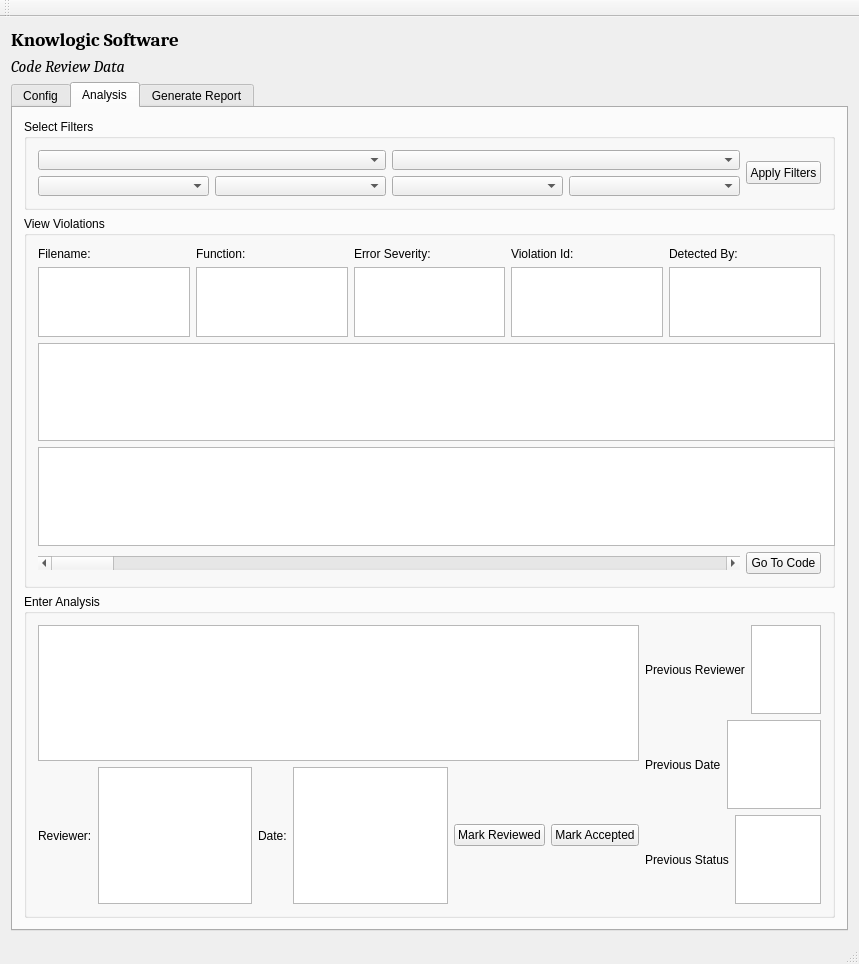
Above: crmainwindow.ui from jvahue/codereview1 before the change. Below: the same form after it.
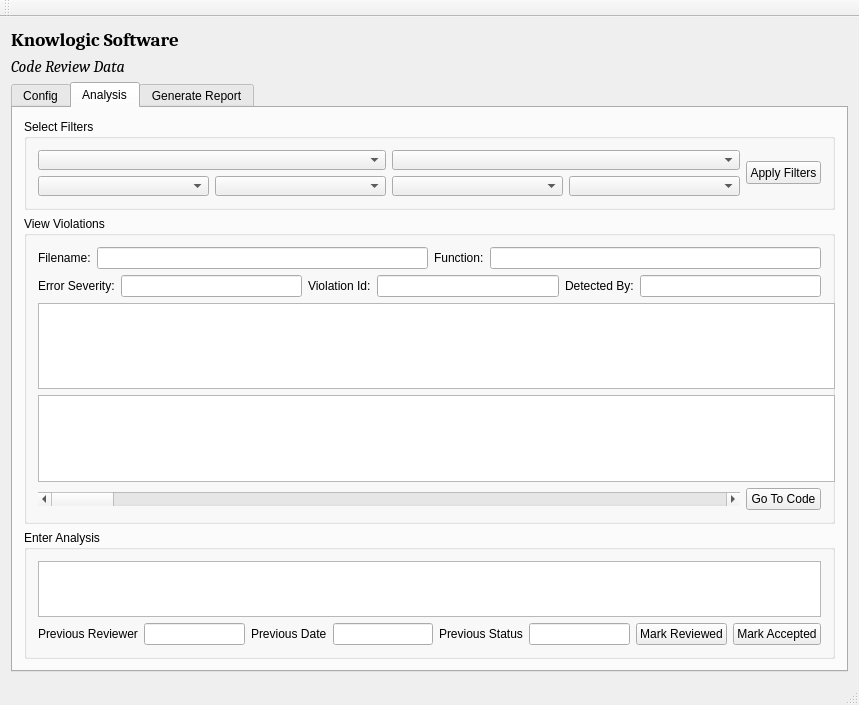
That is the form after the change. The open tabs and pages were chosen to show the change.

What changed in the file:
```diff
--- a/crmainwindow.ui
+++ b/crmainwindow.ui
@@ -7,7 +7,7 @@
     <x>0</x>
     <y>0</y>
     <width>855</width>
-    <height>964</height>
+    <height>705</height>
    </rect>
   </property>
   <property name="windowTitle">
@@ -120,33 +120,7 @@
                   </widget>
                  </item>
                  <item>
-                  <widget class="QTextBrowser" name="textBrowser_ProjFile">
-                   <property name="minimumSize">
-                    <size>
-                     <width>591</width>
-                     <height>0</height>
-                    </size>
-                   </property>
-                   <property name="maximumSize">
-                    <size>
-                     <width>591</width>
-                     <height>29</height>
-                    </size>
-                   </property>
-                  </widget>
-                 </item>
-                 <item>
-                  <spacer name="horizontalSpacer_3">
-                   <property name="orientation">
-                    <enum>Qt::Horizontal</enum>
-                   </property>
-                   <property name="sizeHint" stdset="0">
-                    <size>
-                     <width>40</width>
-                     <height>20</height>
-                    </size>
-                   </property>
-                  </spacer>
+                  <widget class="QLineEdit" name="projectFileNameEditor"/>
                  </item>
                  <item>
                   <widget class="QPushButton" name="pushButton_pFileBrowse">
@@ -205,93 +179,59 @@
             </property>
             <layout class="QVBoxLayout" name="verticalLayout_15">
              <item>
-              <layout class="QVBoxLayout" name="verticalLayout_3">
-               <item>
-                <layout class="QHBoxLayout" name="horizontalLayout_9">
-                 <item>
+              <layout class="QGridLayout" name="gridLayout">
+               <item row="0" column="0">
+                <widget class="QLabel" name="label_9">
+                 <property name="text">
+                  <string>Total Violations</string>
+                 </property>
+                </widget>
+               </item>
+               <item row="1" column="0">
+                <widget class="QLabel" name="label_8">
+                 <property name="text">
+                  <string>Accepted Violations</string>
+                 </property>
+                </widget>
+               </item>
+               <item row="2" column="0">
+                <widget class="QLabel" name="label_11">
+                 <property name="text">
+                  <string>Reviewed Violations</string>
+                 </property>
+                </widget>
+               </item>
+               <item row="3" column="0">
                   <widget class="QLabel" name="label_10">
                    <property name="text">
-                    <string>TOTAL number of violations :</string>
+                  <string>Removed Violations</string>
                    </property>
                   </widget>
                  </item>
-                 <item>
-                  <widget class="QTextBrowser" name="textBrowser_Total">
-                   <property name="maximumSize">
-                    <size>
-                     <width>139</width>
-                     <height>29</height>
-                    </size>
-                   </property>
-                  </widget>
-                 </item>
-                </layout>
+               <item row="3" column="1">
+                <widget class="QLineEdit" name="removedViolations"/>
+               </item>
+               <item row="2" column="1">
+                <widget class="QLineEdit" name="reviewedViolations"/>
                </item>
-               <item>
-                <layout class="QHBoxLayout" name="horizontalLayout_10">
-                 <item>
-                  <widget class="QLabel" name="label_13">
-                   <property name="text">
-                    <string>Number of records Accepted :</string>
-                   </property>
-                  </widget>
-                 </item>
-                 <item>
-                  <widget class="QTextBrowser" name="textBrowser_Accepted">
-                   <property name="maximumSize">
-                    <size>
-                     <width>139</width>
-                     <height>29</height>
-                    </size>
-                   </property>
-                  </widget>
-                 </item>
-                </layout>
-               </item>
-               <item>
-                <layout class="QHBoxLayout" name="horizontalLayout_11">
-                 <item>
-                  <widget class="QLabel" name="label_12">
-                   <property name="text">
-                    <string>Number of records Reviewed :</string>
-                   </property>
-                  </widget>
-                 </item>
-                 <item>
-                  <widget class="QTextBrowser" name="textBrowser_Reviewed">
-                   <property name="maximumSize">
-                    <size>
-                     <width>137</width>
-                     <height>29</height>
-                    </size>
-                   </property>
-                  </widget>
-                 </item>
-                </layout>
-               </item>
-               <item>
-                <layout class="QHBoxLayout" name="horizontalLayout_23">
-                 <item>
-                  <spacer name="horizontalSpacer_6">
+               <item row="1" column="1">
+                <widget class="QLineEdit" name="acceptedViolations"/>
+               </item>
+               <item row="0" column="1">
+                <widget class="QLineEdit" name="totalViolations"/>
+               </item>
+               <item row="1" column="2">
+                <spacer name="horizontalSpacer_3">
                    <property name="orientation">
                     <enum>Qt::Horizontal</enum>
                    </property>
                    <property name="sizeHint" stdset="0">
                     <size>
-                     <width>498</width>
+                   <width>40</width>
                      <height>20</height>
                     </size>
                    </property>
                   </spacer>
-                 </item>
-                 <item>
-                  <widget class="QPushButton" name="pushButton_Statistics">
-                   <property name="text">
-                    <string>Update Statistics</string>
-                   </property>
-                  </widget>
-                 </item>
-                </layout>
                </item>
               </layout>
              </item>
@@ -319,10 +259,16 @@
             <layout class="QVBoxLayout" name="verticalLayout_23">
              <item>
               <layout class="QHBoxLayout" name="horizontalLayout_3">
+               <property name="topMargin">
+                <number>0</number>
+               </property>
                <item>
                 <layout class="QVBoxLayout" name="verticalLayout_2">
                  <item>
                   <layout class="QHBoxLayout" name="horizontalLayout">
+                   <property name="topMargin">
+                    <number>0</number>
+                   </property>
                    <item>
                     <widget class="QComboBox" name="comboBox_Filename"/>
                    </item>
@@ -383,9 +329,10 @@
              <item>
               <layout class="QVBoxLayout" name="verticalLayout_8">
                <item>
-                <layout class="QHBoxLayout" name="horizontalLayout_filtervalues">
-                 <item>
-                  <layout class="QVBoxLayout" name="verticalLayout_fnameandbox">
+                <layout class="QHBoxLayout" name="horizontalLayout_10">
+                 <property name="topMargin">
+                  <number>0</number>
+                 </property>
                    <item>
                     <widget class="QLabel" name="label_Filename">
                      <property name="text">
@@ -394,12 +341,8 @@
                     </widget>
                    </item>
                    <item>
-                    <widget class="QTextBrowser" name="textBrowser_Filename"/>
-                   </item>
-                  </layout>
-                 </item>
-                 <item>
-                  <layout class="QVBoxLayout" name="verticalLayout_fnnameandbox">
+                  <widget class="QLineEdit" name="textBrowser_Filename"/>
+                 </item>
                    <item>
                     <widget class="QLabel" name="label_Function">
                      <property name="text">
@@ -408,12 +351,15 @@
                     </widget>
                    </item>
                    <item>
-                    <widget class="QTextBrowser" name="textBrowser_Function"/>
+                  <widget class="QLineEdit" name="textBrowser_Function"/>
                    </item>
                   </layout>
                  </item>
                  <item>
-                  <layout class="QVBoxLayout" name="verticalLayout_severityandbox">
+                <layout class="QHBoxLayout" name="horizontalLayout_11">
+                 <property name="topMargin">
+                  <number>0</number>
+                 </property>
                    <item>
                     <widget class="QLabel" name="label_6">
                      <property name="text">
@@ -422,12 +368,8 @@
                     </widget>
                    </item>
                    <item>
-                    <widget class="QTextBrowser" name="textBrowser_Severity"/>
-                   </item>
-                  </layout>
-                 </item>
-                 <item>
-                  <layout class="QVBoxLayout" name="verticalLayout_idandbox">
+                  <widget class="QLineEdit" name="textBrowser_Severity"/>
+                 </item>
                    <item>
                     <widget class="QLabel" name="label_Id">
                      <property name="text">
@@ -436,12 +378,8 @@
                     </widget>
                    </item>
                    <item>
-                    <widget class="QTextBrowser" name="textBrowser_Id"/>
-                   </item>
-                  </layout>
-                 </item>
-                 <item>
-                  <layout class="QVBoxLayout" name="verticalLayout_dbyandbox">
+                  <widget class="QLineEdit" name="textBrowser_Id"/>
+                 </item>
                    <item>
                     <widget class="QLabel" name="label_DetectedBy">
                      <property name="text">
@@ -450,9 +388,7 @@
                     </widget>
                    </item>
                    <item>
-                    <widget class="QTextBrowser" name="textBrowser_DetectedBy"/>
-                   </item>
-                  </layout>
+                  <widget class="QLineEdit" name="textBrowser_DetectedBy"/>
                  </item>
                 </layout>
                </item>
@@ -526,74 +462,37 @@
                <item>
                 <layout class="QVBoxLayout" name="verticalLayout_4">
                  <item>
-                  <widget class="QPlainTextEdit" name="plainTextEdit_Analysis"/>
+                  <widget class="QPlainTextEdit" name="plainTextEdit_Analysis">
+                   <property name="sizePolicy">
+                    <sizepolicy hsizetype="Expanding" vsizetype="Expanding">
+                     <horstretch>0</horstretch>
+                     <verstretch>0</verstretch>
+                    </sizepolicy>
+                   </property>
+                  </widget>
                  </item>
                  <item>
                   <layout class="QHBoxLayout" name="horizontalLayout_16">
-                   <item>
-                    <layout class="QHBoxLayout" name="horizontalLayout_14">
+                   <property name="topMargin">
+                    <number>0</number>
+                   </property>
                      <item>
                       <widget class="QLabel" name="label_3">
                        <property name="text">
-                        <string>Reviewer:</string>
-                       </property>
-                      </widget>
-                     </item>
-                     <item>
-                      <widget class="QTextBrowser" name="textBrowser_Reviewer"/>
-                     </item>
-                     <item>
-                      <widget class="QLabel" name="label_4">
-                       <property name="text">
-                        <string>Date:</string>
-                       </property>
-                      </widget>
-                     </item>
-                     <item>
-                      <widget class="QTextBrowser" name="textBrowser_Date"/>
-                     </item>
-                    </layout>
-                   </item>
-                   <item>
-                    <layout class="QHBoxLayout" name="horizontalLayout_15">
-                     <item>
-                      <widget class="QPushButton" name="pushButton_MarkReviewed">
-                       <property name="text">
-                        <string>Mark Reviewed</string>
-                       </property>
-                      </widget>
-                     </item>
-                     <item>
-                      <widget class="QPushButton" name="pushButton_MarkAccepted">
-                       <property name="text">
-                        <string>Mark Accepted</string>
-                       </property>
-                      </widget>
-                     </item>
-                    </layout>
-                   </item>
-                  </layout>
-                 </item>
-                </layout>
-               </item>
-               <item>
-                <layout class="QVBoxLayout" name="verticalLayout_5">
-                 <item>
-                  <layout class="QHBoxLayout" name="horizontalLayout_17">
-                   <item>
-                    <widget class="QLabel" name="label_prevName">
-                     <property name="text">
                       <string>Previous Reviewer</string>
                      </property>
                     </widget>
                    </item>
                    <item>
-                    <widget class="QTextBrowser" name="textBrowser_PrevReviewer"/>
+                    <widget class="QLineEdit" name="textBrowser_PrevReviewer">
+                     <property name="minimumSize">
+                      <size>
+                       <width>30</width>
+                       <height>0</height>
+                      </size>
+                     </property>
+                    </widget>
                    </item>
-                  </layout>
-                 </item>
-                 <item>
-                  <layout class="QHBoxLayout" name="horizontalLayout_18">
                    <item>
                     <widget class="QLabel" name="label_PrevDate">
                      <property name="text">
@@ -602,12 +501,15 @@
                     </widget>
                    </item>
                    <item>
-                    <widget class="QTextBrowser" name="textBrowser_PrevDate"/>
+                    <widget class="QLineEdit" name="textBrowser_PrevDate">
+                     <property name="minimumSize">
+                      <size>
+                       <width>20</width>
+                       <height>0</height>
+                      </size>
+                     </property>
+                    </widget>
                    </item>
-                  </layout>
-                 </item>
-                 <item>
-                  <layout class="QHBoxLayout" name="horizontalLayout_19">
                    <item>
                     <widget class="QLabel" name="label_PrevStatus">
                      <property name="text">
@@ -616,7 +518,28 @@
                     </widget>
                    </item>
                    <item>
-                    <widget class="QTextBrowser" name="textBrowser_PrevStatus"/>
+                    <widget class="QLineEdit" name="textBrowser_PrevStatus">
+                     <property name="minimumSize">
+                      <size>
+                       <width>20</width>
+                       <height>0</height>
+                      </size>
+                     </property>
+                    </widget>
+                   </item>
+                   <item>
+                    <widget class="QPushButton" name="pushButton_MarkReviewed">
+                     <property name="text">
+                      <string>Mark Reviewed</string>
+                     </property>
+                    </widget>
+                   </item>
+                   <item>
+                    <widget class="QPushButton" name="pushButton_MarkAccepted">
+                     <property name="text">
+                      <string>Mark Accepted</string>
+                     </property>
+                    </widget>
                    </item>
                   </layout>
                  </item>
```
Lines whose indentation alone changed are shown as unchanged.
